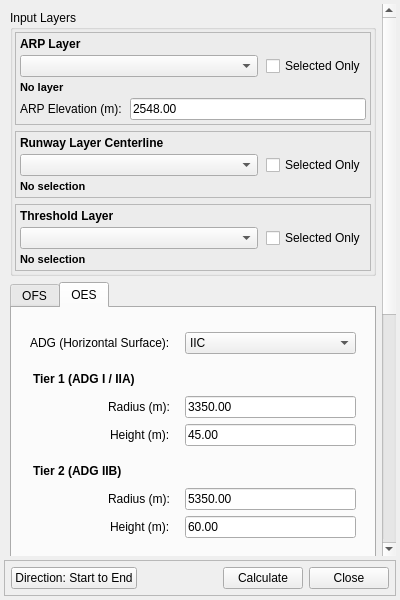
Qt form qols/ui/new_ols_panel.ui (FLYGHT7/qOLS) before a commit.
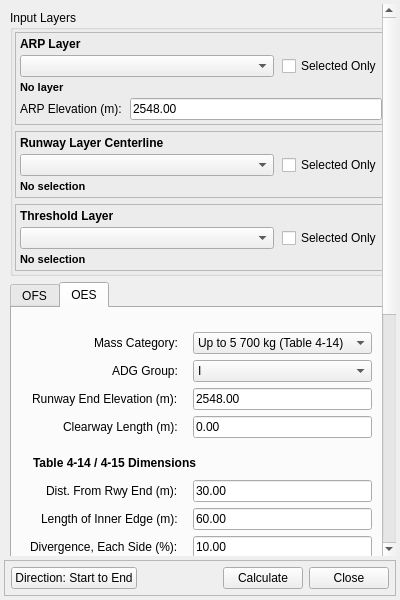
The same form after that commit. The open tabs and pages were chosen to show the change. Custom widgets are drawn as their Qt base class.

Commit message:
Add Take-off Climb Surface functionality to New OLS
- Introduced new surface type for Take-off Climb in surface_types.py.
- Implemented UI components for Take-off Climb in new_ols_panel.ui and new_ols_dockwidget.py.
- Created new script new-ols-oes-takeoff-climb-UTM.py for calculating the Take-off Climb surface geometry.
- Added logic to resolve anchor features in direction_marker.py to prevent marker jumping.
- Updated plugin.py to handle execution of the new Take-off Climb surface calculations.
- Added defaults and parameter handling for Take-off Climb in new_ols_takeoff_climb.py.

The edit to the form file:
```diff
--- a/qols/ui/new_ols_panel.ui
+++ b/qols/ui/new_ols_panel.ui
@@ -1069,6 +1069,169 @@
            </layout>
           </widget>
 
+          <!-- TAKE-OFF CLIMB SURFACE SUBTAB (#161) -->
+          <widget class="QWidget" name="oes_sub_takeoff_climb">
+           <layout class="QFormLayout" name="formLayout_oes_takeoff">
+            <property name="fieldGrowthPolicy"><enum>QFormLayout::AllNonFixedFieldsGrow</enum></property>
+            <property name="labelAlignment"><set>Qt::AlignRight|Qt::AlignVCenter</set></property>
+            <property name="horizontalSpacing"><number>15</number></property>
+            <property name="verticalSpacing"><number>6</number></property>
+
+            <item row="0" column="0">
+             <widget class="QLabel" name="label_massCategory_oes_takeoff">
+              <property name="text"><string>Mass Category:</string></property>
+             </widget>
+            </item>
+            <item row="0" column="1">
+             <widget class="QComboBox" name="combo_massCategory_oes_takeoff">
+              <property name="minimumHeight"><number>22</number></property>
+              <property name="toolTip"><string>Selects which ICAO table this tab's defaults come from: Table 4-14 (aeroplane mass up to 5 700 kg, ADG I/IIA-IIB only) or Table 4-15 (mass above 5 700 kg, all ADG I-V).</string></property>
+              <item><property name="text"><string>Up to 5 700 kg (Table 4-14)</string></property></item>
+              <item><property name="text"><string>Over 5 700 kg (Table 4-15)</string></property></item>
+             </widget>
+            </item>
+
+            <item row="1" column="0">
+             <widget class="QLabel" name="label_adg_oes_takeoff">
+              <property name="text"><string>ADG Group:</string></property>
+             </widget>
+            </item>
+            <item row="1" column="1">
+             <widget class="QComboBox" name="combo_adg_oes_takeoff">
+              <property name="minimumHeight"><number>22</number></property>
+              <property name="toolTip"><string>Aeroplane Design Group for the Take-off Climb surface. Options narrow to I/IIA-IIB when Mass Category is Table 4-14.</string></property>
+              <item><property name="text"><string>I</string></property></item>
+              <item><property name="text"><string>IIA-IIB</string></property></item>
+              <item><property name="text"><string>IIC</string></property></item>
+              <item><property name="text"><string>III</string></property></item>
+              <item><property name="text"><string>IV</string></property></item>
+              <item><property name="text"><string>V</string></property></item>
+             </widget>
+            </item>
+
+            <item row="2" column="0">
+             <widget class="QLabel" name="label_Z0_oes_takeoff">
+              <property name="text"><string>Runway End Elevation (m):</string></property>
+             </widget>
+            </item>
+            <item row="2" column="1">
+             <widget class="QLineEdit" name="spin_Z0_oes_takeoff">
+              <property name="text"><string>2548.00</string></property>
+              <property name="toolTip"><string>Elevation of the runway end the surface originates from.</string></property>
+             </widget>
+            </item>
+
+            <item row="3" column="0">
+             <widget class="QLabel" name="label_CWYLength_oes_takeoff">
+              <property name="text"><string>Clearway Length (m):</string></property>
+             </widget>
+            </item>
+            <item row="3" column="1">
+             <widget class="QLineEdit" name="spin_CWYLength_oes_takeoff">
+              <property name="text"><string>0.00</string></property>
+              <property name="toolTip"><string>Table 4-14: the surface starts at the end of the clearway if its length exceeds the table's "Distance from runway end". Table 4-15: the surface starts at TODA (runway end + clearway), so this value is used directly as the origin offset.</string></property>
+             </widget>
+            </item>
+
+            <item row="4" column="0" colspan="2">
+             <widget class="QLabel" name="label_dims_header_oes_takeoff">
+              <property name="text"><string>Table 4-14 / 4-15 Dimensions</string></property>
+              <property name="styleSheet"><string>QLabel { font-weight: bold; padding-top: 12px; padding-bottom: 4px; }</string></property>
+             </widget>
+            </item>
+
+            <item row="5" column="0">
+             <widget class="QLabel" name="label_distFromRwyEnd_oes_takeoff">
+              <property name="text"><string>Dist. From Rwy End (m):</string></property>
+             </widget>
+            </item>
+            <item row="5" column="1">
+             <widget class="QLineEdit" name="spin_distFromRwyEnd_oes_takeoff">
+              <property name="text"><string>30.00</string></property>
+              <property name="toolTip"><string>Table 4-14: distance from the runway end. Table 4-15: 0 — the surface starts at TODA, which already includes the clearway.</string></property>
+             </widget>
+            </item>
+
+            <item row="6" column="0">
+             <widget class="QLabel" name="label_innerEdge_oes_takeoff">
+              <property name="text"><string>Length of Inner Edge (m):</string></property>
+             </widget>
+            </item>
+            <item row="6" column="1">
+             <widget class="QLineEdit" name="spin_innerEdge_oes_takeoff">
+              <property name="text"><string>60.00</string></property>
+              <property name="toolTip"><string>Table 4-14/4-15: full width of the surface at its origin.</string></property>
+             </widget>
+            </item>
+
+            <item row="7" column="0">
+             <widget class="QLabel" name="label_divergence_oes_takeoff">
+              <property name="text"><string>Divergence, Each Side (%):</string></property>
+             </widget>
+            </item>
+            <item row="7" column="1">
+             <widget class="QLineEdit" name="spin_divergence_oes_takeoff">
+              <property name="text"><string>10.00</string></property>
+              <property name="toolTip"><string>Table 4-14/4-15: rate the surface widens on each side until it reaches Final Width.</string></property>
+             </widget>
+            </item>
+
+            <item row="8" column="0">
+             <widget class="QLabel" name="label_finalWidth_oes_takeoff">
+              <property name="text"><string>Final Width (m):</string></property>
+             </widget>
+            </item>
+            <item row="8" column="1">
+             <widget class="QLineEdit" name="spin_finalWidth_oes_takeoff">
+              <property name="text"><string>380.00</string></property>
+              <property name="toolTip"><string>Table 4-14/4-15: width the surface reaches once divergence caps out; stays constant for the remainder of Length. Table 4-15's value may be reduced under specific conditions per ICAO Doc 9137 Part 6 (not modeled here).</string></property>
+             </widget>
+            </item>
+
+            <item row="9" column="0">
+             <widget class="QLabel" name="label_length_oes_takeoff">
+              <property name="text"><string>Length (m):</string></property>
+             </widget>
+            </item>
+            <item row="9" column="1">
+             <widget class="QLineEdit" name="spin_length_oes_takeoff">
+              <property name="text"><string>1600.00</string></property>
+              <property name="toolTip"><string>Table 4-14/4-15: total length of the surface from its origin. The sloped plane climbs for this entire length, even past the point where width divergence has already capped out.</string></property>
+             </widget>
+            </item>
+
+            <item row="10" column="0">
+             <widget class="QLabel" name="label_slope_oes_takeoff">
+              <property name="text"><string>Slope (%):</string></property>
+             </widget>
+            </item>
+            <item row="10" column="1">
+             <widget class="QLineEdit" name="spin_slope_oes_takeoff">
+              <property name="text"><string>5.00</string></property>
+              <property name="toolTip"><string>Table 4-14/4-15: upward slope of the surface from the runway-end elevation.</string></property>
+             </widget>
+            </item>
+
+            <item row="11" column="0" colspan="2">
+             <widget class="QLabel" name="label_oes_takeoff_note">
+              <property name="text">
+               <string>Uses the shared Runway Layer and Direction fields above; no Threshold Layer needed (mirrors the Instrument Departure Surface). Mass Category and ADG populate the fields below from Tables 4-14/4-15; every value remains editable.</string>
+              </property>
+              <property name="wordWrap"><bool>true</bool></property>
+              <property name="styleSheet"><string>QLabel { font-size: 11px; padding: 4px; }</string></property>
+             </widget>
+            </item>
+
+            <item row="12" column="0" colspan="2">
+             <widget class="QPushButton" name="calculateButton_oes_takeoff">
+              <property name="text"><string>Calculate Take-off Climb Surface</string></property>
+              <property name="minimumHeight"><number>30</number></property>
+             </widget>
+            </item>
+
+           </layout>
+          </widget>
+
          </widget>
         </item>
 
```
The commit also changes 6 other files.
